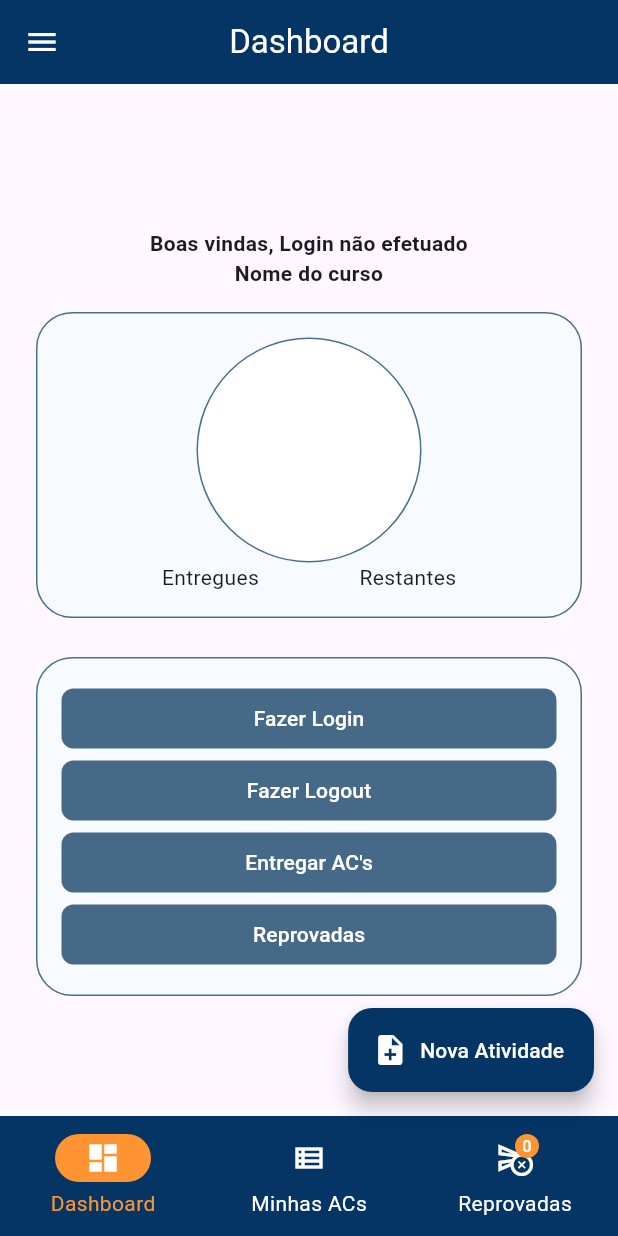
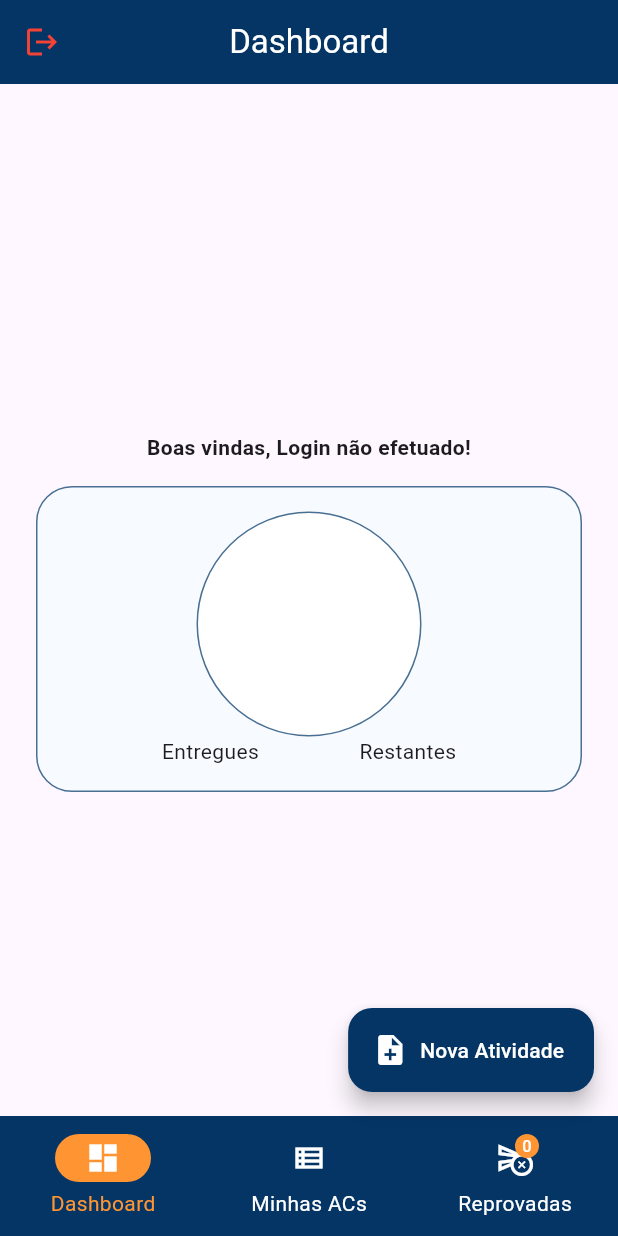
Before and after one commit to GabrielTurri/ac-smart-mobile, a Flutter app: the screen it shows after launch, on a phone screen of 412 x 824 dp. Run offline on Flutter 3.47's test engine with Material 3 defaults, Android fonts, the phone set to English and light mode, and no system bars; our stand-ins replace file_picker, go_router, shared_preferences; project files that could hold a hidden picture were left out.

Commit message:
ajustes e melhorias no login

```diff
--- a/lib/main.dart
+++ b/lib/main.dart
@@ -1,5 +1,6 @@
 import 'package:ac_smart/viewmodels/atividades_viewmodel.dart';
 import 'package:ac_smart/viewmodels/homepage_viewmodel.dart';
+import 'package:ac_smart/viewmodels/login_viewmodel.dart';
 import 'package:flutter/material.dart';
 import 'package:ac_smart/routes.dart';
 import 'package:provider/provider.dart';
@@ -10,6 +11,7 @@ void main() {
       providers: [
         ChangeNotifierProvider(create: (context) => AtividadeProvider()),
         ChangeNotifierProvider(create: (context) => HomepageProvider()),
+        ChangeNotifierProvider(create: (context) => LoginProvider()),
       ],
       child: const MyApp(),
     ),
--- a/lib/services/service.dart
+++ b/lib/services/service.dart
@@ -1,7 +1,7 @@
 class Service {
   // final Uri url = Uri.parse('http://10.0.2.2:5000/');
   // final String _url = 'http://10.0.2.2:5000';
-  final String _url = 'http://65.109.133.181:5000';
+  final String _url = 'https://ac-smart.sanchez.dev.br';
 
   String get url => _url;
 }
--- a/lib/views/atividade/dashboard.dart
+++ b/lib/views/atividade/dashboard.dart
@@ -1,7 +1,4 @@
 import 'package:ac_smart/viewmodels/homepage_viewmodel.dart';
-import 'package:ac_smart/views/atividade/ui/app_bar.dart';
-import 'package:ac_smart/views/atividade/ui/app_drawer.dart';
-import 'package:ac_smart/viewmodels/login_viewmodel.dart';
 import 'package:flutter/material.dart';
 import 'package:go_router/go_router.dart';
 import 'package:provider/provider.dart';
@@ -28,10 +25,22 @@ class Dashboard extends StatelessWidget {
     homepageProvider.lerNomeUsuario();
 
     return Scaffold(
-      appBar: const ACSmartAppBar(
-        title: 'Dashboard',
+      appBar: AppBar(
+        backgroundColor: const Color(0xff043565),
+        leading: IconButton(
+            onPressed: () => _logout(context),
+            icon: const Icon(
+              Icons.logout,
+              color: Colors.red,
+            )),
+        title: const Text(
+          'Dashboard',
+          style: TextStyle(color: Colors.white),
+          textAlign: TextAlign.center,
+        ),
+        centerTitle: true,
       ),
-      drawer: appDrawer(),
+      // drawer: appDrawer(),
       body: Center(
         child: Container(
           padding: const EdgeInsets.all(24),
@@ -43,14 +52,9 @@ class Dashboard extends StatelessWidget {
                 child: Column(
                   children: [
                     Text(
-                      'Boas vindas, $nomeUsuario',
+                      'Boas vindas, $nomeUsuario!',
                       textAlign: TextAlign.center,
                       style: const TextStyle(fontWeight: FontWeight.bold),
-                    ),
-                    const Text(
-                      'Nome do curso',
-                      textAlign: TextAlign.center,
-                      style: TextStyle(fontWeight: FontWeight.bold),
                     ),
                   ],
                 ),
@@ -81,66 +85,6 @@ class Dashboard extends StatelessWidget {
                   ],
                 ),
               ),
-              const SizedBox(height: 26),
-              Container(
-                decoration: dashboardPanelDecoration(),
-                width: double.infinity,
-                padding: const EdgeInsets.all(16),
-                child: Column(
-                  children: [
-                    SizedBox(
-                      width: double.infinity,
-                      child: FilledButton(
-                        onPressed: () {
-                          LoginProvider().fazerLogin(context);
-                        },
-                        style: FilledButton.styleFrom(
-                            backgroundColor: const Color(0xff476988),
-                            shape: RoundedRectangleBorder(
-                                borderRadius: BorderRadius.circular(8))),
-                        child: const Text("Fazer Login"),
-                      ),
-                    ),
-                    SizedBox(
-                      width: double.infinity,
-                      child: FilledButton(
-                        onPressed: () => _logout(context),
-                        style: FilledButton.styleFrom(
-                            backgroundColor: const Color(0xff476988),
-                            shape: RoundedRectangleBorder(
-                                borderRadius: BorderRadius.circular(8))),
-                        child: const Text("Fazer Logout"),
-                      ),
-                    ),
-                    SizedBox(
-                      width: double.infinity,
-                      child: FilledButton(
-                        onPressed: () {},
-                        style: FilledButton.styleFrom(
-                          backgroundColor: const Color(0xff476988),
-                          shape: RoundedRectangleBorder(
-                              borderRadius: BorderRadius.circular(8)),
-                        ),
-                        child: const Text("Entregar AC's"),
-                      ),
-                    ),
-                    SizedBox(
-                      width: double.infinity,
-                      child: FilledButton(
-                        onPressed: () {
-                          context.push('/activities');
-                        },
-                        style: FilledButton.styleFrom(
-                          backgroundColor: const Color(0xff476988),
-                          shape: RoundedRectangleBorder(
-                              borderRadius: BorderRadius.circular(8)),
-                        ),
-                        child: const Text('Reprovadas'),
-                      ),
-                    )
-                  ],
-                ),
-              )
             ],
           ),
         ),
--- a/lib/views/atividade/ui/app_bar.dart
+++ b/lib/views/atividade/ui/app_bar.dart
@@ -1,5 +1,4 @@
 import 'package:flutter/material.dart';
-import 'package:ac_smart/models/colors.dart';
 
 class ACSmartAppBar extends StatelessWidget implements PreferredSizeWidget {
   const ACSmartAppBar({
--- a/pubspec.yaml
+++ b/pubspec.yaml
@@ -42,6 +42,7 @@ dependencies:
   http: ^1.4.0
   shared_preferences: ^2.5.3
   intl: ^0.20.2
+  flutter_launcher_icons: ^0.14.3
 
 dev_dependencies:
   flutter_test:
@@ -66,9 +67,8 @@ flutter:
   uses-material-design: true
 
   # To add assets to your application, add an assets section, like this:
-  # assets:
-  #   - images/a_dot_burr.jpeg
-  #   - images/a_dot_ham.jpeg
+  assets:
+    - lib/assets/logo_oficial_1.png
 
   # An image asset can refer to one or more resolution-specific "variants", see
   # https://flutter.dev/to/resolution-aware-images
```
Also changed, not shown: flutter_launcher_icons.yaml (added, +32 -0 lines), lib/services/login_service.dart (+7 -3 lines), lib/viewmodels/login_viewmodel.dart (+24 -10 lines), lib/views/login.dart (+109 -26 lines), lib/assets/logo_oficial_1.png (renamed from lib/assets/logo oficial 1.png), lib/assets/logo_oficial_1.svg (renamed from lib/assets/logo oficial 1.svg), pubspec.lock, 4 other files.
